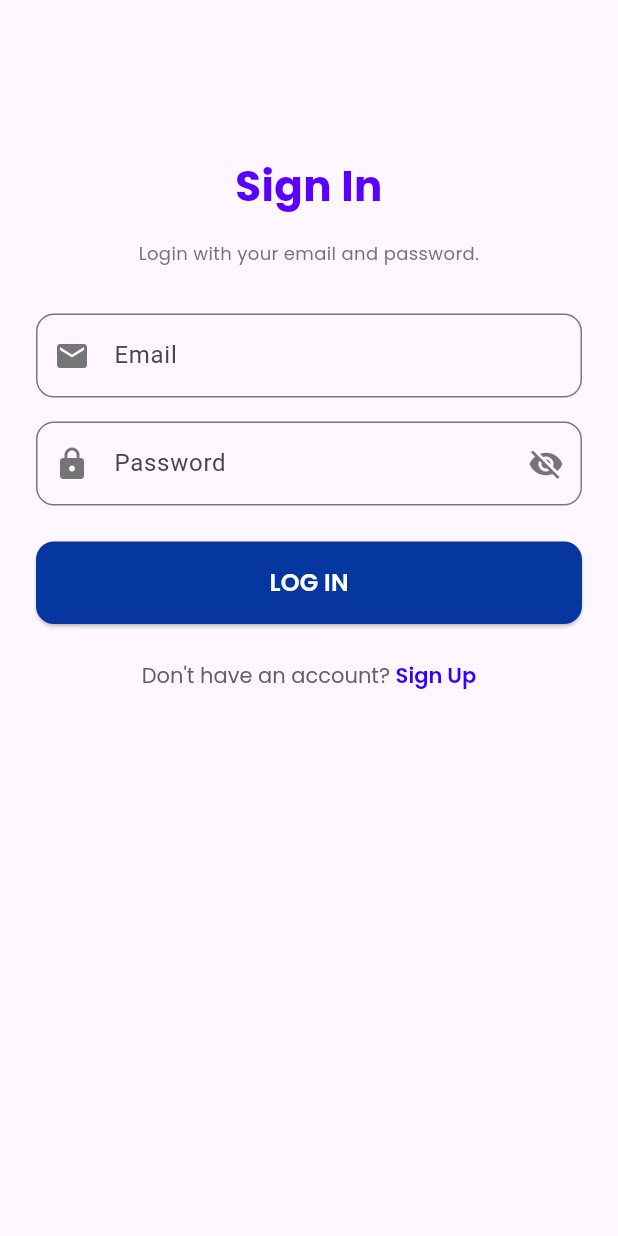
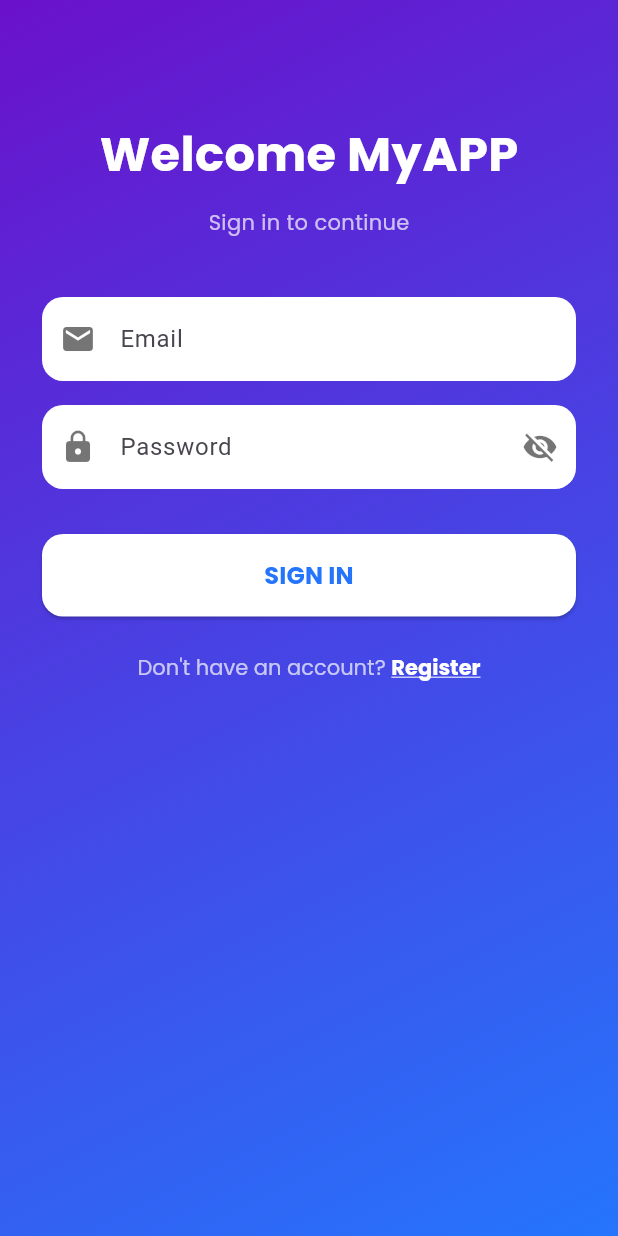
Before and after one commit to salvisal312-sys/MobileMidterm, a Flutter app: the screen it shows after launch, on a phone screen of 412 x 824 dp. Run offline on Flutter 3.47's test engine with Material 3 defaults, Android fonts, the phone set to English and light mode, and no system bars; our stand-ins replace flutter_native_splash, google_fonts, hexcolor.

Commit message:
Initial commit for subfolder

```diff
--- a/lib/Screen/login_screen.dart
+++ b/lib/Screen/login_screen.dart
@@ -1,10 +1,9 @@
 import 'package:flutter/gestures.dart';
 import 'package:flutter/material.dart';
 import 'package:google_fonts/google_fonts.dart';
-import 'package:hexcolor/hexcolor.dart';
 import 'package:pos/Screen/main_screen.dart';
 import 'package:pos/Screen/register_screen.dart';
-import 'UserRepository.dart'; // <-- Your simple auth class
+import 'UserRepository.dart';
 
 class LoginScreen extends StatefulWidget {
   const LoginScreen({super.key});
@@ -18,36 +17,12 @@ class _LoginScreenState extends State<LoginScreen> {
   final TextEditingController _emailController = TextEditingController();
   final TextEditingController _passwordController = TextEditingController();
   bool _obscurePassword = true;
+  String? _loginError; // Inline login error message
 
   void _togglePasswordVisibility() {
     setState(() {
       _obscurePassword = !_obscurePassword;
     });
-  }
-
-  void _showDialog(String title, String message, {bool success = false}) {
-    showDialog(
-      context: context,
-      barrierDismissible: !success,
-      builder: (_) => AlertDialog(
-        title: Text(title),
-        content: Text(message),
-        actions: [
-          TextButton(
-            onPressed: () {
-              Navigator.pop(context);
-              if (success) {
-                Navigator.pushReplacement(
-                  context,
-                  MaterialPageRoute(builder: (_) => const MainScreen()),
-                );
-              }
-            },
-            child: const Text("OK"),
-          ),
-        ],
-      ),
-    );
   }
 
   void _login() {
@@ -58,9 +33,15 @@ class _LoginScreenState extends State<LoginScreen> {
       bool success = UserRepository.login(email, password);
 
       if (success) {
-        _showDialog("Success 🎉", "Login successful!", success: true);
+        Navigator.pushReplacement(
+          context,
+          MaterialPageRoute(builder: (_) => const MainScreen()),
+        );
       } else {
-        _showDialog("Failed ❌", "Invalid email or password.");
+        // Show inline error
+        setState(() {
+          _loginError = "Invalid email or password";
+        });
       }
     }
   }
@@ -75,28 +56,35 @@ class _LoginScreenState extends State<LoginScreen> {
   @override
   Widget build(BuildContext context) {
     return Scaffold(
-      body: ListView(
-        padding: const EdgeInsets.all(24.0),
+      body: Container(
+        decoration: const BoxDecoration(
+          gradient: LinearGradient(
+            colors: [Color(0xFF6A11CB), Color(0xFF2575FC)],
+            begin: Alignment.topLeft,
+            end: Alignment.bottomRight,
+          ),
+        ),
+        child: ListView(
+          padding: const EdgeInsets.symmetric(horizontal: 28, vertical: 80),
           children: [
-          const SizedBox(height: 80),
-          Text(
-            "Sign In",
-            style: GoogleFonts.poppins(
-              color: const Color.fromARGB(255, 89, 0, 255),
-              fontSize: 28,
-              fontWeight: FontWeight.bold,
-            ),
-            textAlign: TextAlign.center,
-          ),
-          const SizedBox(height: 16),
             Center(
               child: Text(
-              'Login with your email and password.',
-              style: GoogleFonts.poppins(fontSize: 12, color: Colors.grey[600]),
-              textAlign: TextAlign.center,
+                "Welcome MyAPP",
+                style: GoogleFonts.poppins(
+                  fontSize: 32,
+                  fontWeight: FontWeight.bold,
+                  color: Colors.white,
                 ),
               ),
-          const SizedBox(height: 32),
+            ),
+            const SizedBox(height: 12),
+            Center(
+              child: Text(
+                "Sign in to continue",
+                style: GoogleFonts.poppins(fontSize: 14, color: Colors.white70),
+              ),
+            ),
+            const SizedBox(height: 40),
             Form(
               key: _formKey,
               child: Column(
@@ -104,11 +92,17 @@ class _LoginScreenState extends State<LoginScreen> {
                   TextFormField(
                     controller: _emailController,
                     decoration: InputDecoration(
+                      filled: true,
+                      fillColor: Colors.white,
                       labelText: "Email",
                       hintText: "Enter your email",
-                    prefixIcon: Icon(Icons.email, color: Colors.grey[600]),
+                      prefixIcon: const Icon(
+                        Icons.email,
+                        color: Colors.black54,
+                      ),
                       border: OutlineInputBorder(
-                      borderRadius: BorderRadius.circular(12),
+                        borderRadius: BorderRadius.circular(14),
+                        borderSide: BorderSide.none,
                       ),
                     ),
                     keyboardType: TextInputType.emailAddress,
@@ -126,20 +120,23 @@ class _LoginScreenState extends State<LoginScreen> {
                     controller: _passwordController,
                     obscureText: _obscurePassword,
                     decoration: InputDecoration(
+                      filled: true,
+                      fillColor: Colors.white,
                       labelText: "Password",
                       hintText: "Enter your password",
-                    prefixIcon: Icon(Icons.lock, color: Colors.grey[600]),
+                      prefixIcon: const Icon(Icons.lock, color: Colors.black54),
                       suffixIcon: IconButton(
                         icon: Icon(
                           _obscurePassword
                               ? Icons.visibility_off
                               : Icons.visibility,
-                        color: Colors.grey[600],
+                          color: Colors.black54,
                         ),
                         onPressed: _togglePasswordVisibility,
                       ),
                       border: OutlineInputBorder(
-                      borderRadius: BorderRadius.circular(12),
+                        borderRadius: BorderRadius.circular(14),
+                        borderSide: BorderSide.none,
                       ),
                     ),
                     validator: (value) {
@@ -150,49 +147,61 @@ class _LoginScreenState extends State<LoginScreen> {
                       return null;
                     },
                   ),
+                  if (_loginError != null) ...[
+                    const SizedBox(height: 12),
+                    Text(
+                      _loginError!,
+                      style: const TextStyle(color: Colors.red, fontSize: 14),
+                    ),
+                  ],
                 ],
               ),
             ),
-          const SizedBox(height: 24),
+            const SizedBox(height: 30),
             ElevatedButton(
               style: ElevatedButton.styleFrom(
-              backgroundColor: const Color.fromARGB(255, 6, 55, 161),
+                backgroundColor: Colors.white,
+                foregroundColor: const Color(0xFF2575FC),
                 padding: const EdgeInsets.symmetric(vertical: 16),
                 shape: RoundedRectangleBorder(
-                borderRadius: BorderRadius.circular(12),
+                  borderRadius: BorderRadius.circular(14),
                 ),
                 minimumSize: const Size(double.infinity, 50),
               ),
-            onPressed: _login,
+              onPressed: () {
+                // Clear previous login error before validating
+                setState(() {
+                  _loginError = null;
+                });
+                _login();
+              },
               child: Text(
-              "LOG IN",
+                "SIGN IN",
                 style: GoogleFonts.poppins(
                   fontSize: 16,
-                color: Colors.white,
-                fontWeight: FontWeight.w600,
+                  fontWeight: FontWeight.bold,
                 ),
               ),
             ),
             const SizedBox(height: 24),
-          Row(
-            mainAxisAlignment: MainAxisAlignment.center,
-            children: [
-              RichText(
+            Center(
+              child: RichText(
                 text: TextSpan(
                   children: [
                     TextSpan(
                       text: "Don't have an account? ",
                       style: GoogleFonts.poppins(
                         fontSize: 14,
-                        color: Colors.grey[700],
+                        color: Colors.white70,
                       ),
                     ),
                     TextSpan(
-                      text: 'Sign Up',
+                      text: 'Register',
                       style: GoogleFonts.poppins(
                         fontSize: 14,
-                        color: const Color.fromARGB(255, 51, 0, 255),
-                        fontWeight: FontWeight.w600,
+                        color: Colors.white,
+                        fontWeight: FontWeight.bold,
+                        decoration: TextDecoration.underline,
                       ),
                       recognizer: TapGestureRecognizer()
                         ..onTap = () {
@@ -207,9 +216,9 @@ class _LoginScreenState extends State<LoginScreen> {
                   ],
                 ),
               ),
+            ),
           ],
         ),
-        ],
       ),
     );
   }
```
Also changed, not shown: lib/Screen/home_screen.dart (+4 -4 lines), lib/Screen/main_screen.dart (+16 -4 lines), lib/Screen/profile_screen.dart (+32 -23 lines), lib/Screen/register_screen.dart (+84 -62 lines), 2025-08-08 19.44.37.jpg (deleted), 1 other file. Lines whose indentation alone changed are shown as unchanged.
